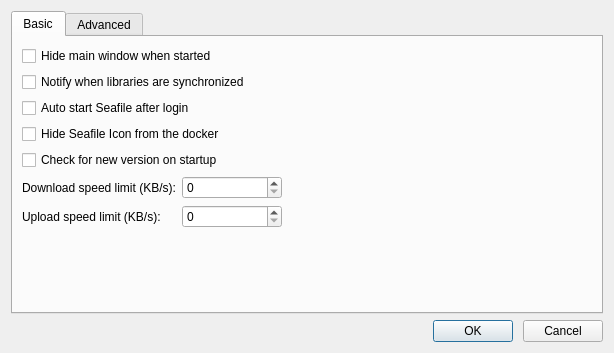
Qt form ui/settings-dialog.ui (haiwen/seafile-client) before a commit.
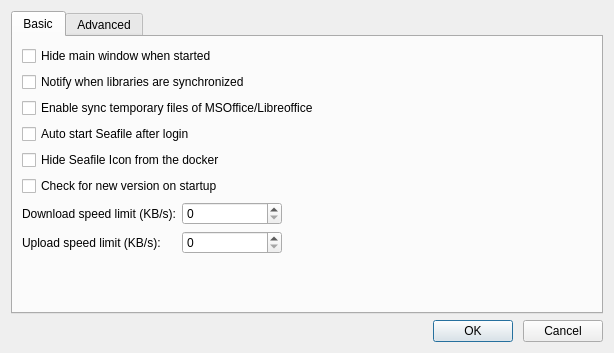
The same form after that commit. The open tabs and pages were chosen to show the change.

Commit message: [settings] add an option to sync msoffice/libreoffice tmp file

Patch:
```diff
--- a/ui/settings-dialog.ui
+++ b/ui/settings-dialog.ui
@@ -38,6 +38,13 @@
          </property>
         </widget>
        </item>
+       <item>
+        <widget class="QCheckBox" name="mSyncExtraTempFileCheckBox">
+         <property name="text">
+          <string>Enable sync temporary files of MSOffice/Libreoffice</string>
+         </property>
+        </widget>
+       </item>
        <item>
         <widget class="QCheckBox" name="mAutoStartCheckBox">
          <property name="text">
```
The commit also changes 3 other files.
